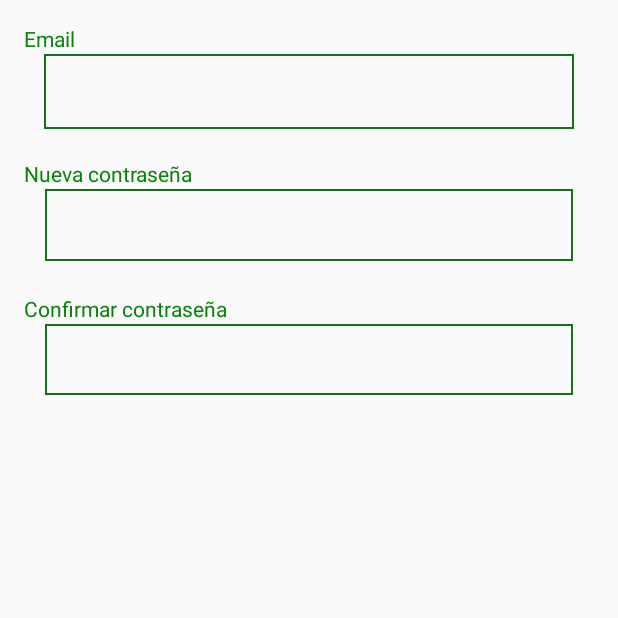
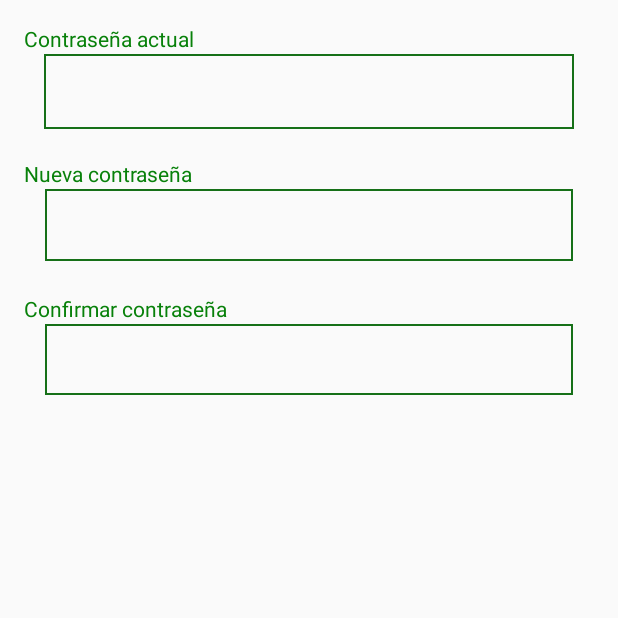
Before and after one commit to Lauract13/PAD, an Android app: the ChangePasswordActivity screen opened directly, with no data from a screen before it, after a tap on "GUARDAR CAMBIOS", on a phone screen of 412 x 824 dp, the top half of it. Run offline under Robolectric (Android 15) with nearby library versions, the phone set to English and light mode, and no system bars; our stand-ins replace Firebase (no records; nobody signed in at launch, a user with empty details on screens opened directly); Roboto replaces fonts that are not available here.

Commit message:
cambio de contraseña

```diff
--- a/SFinder/app/build.gradle
+++ b/SFinder/app/build.gradle
@@ -36,6 +36,7 @@ dependencies {
     api 'com.google.android.gms:play-services-maps:15.0.1'
     api 'com.google.android.gms:play-services-location:15.0.1'
     api 'com.google.android.gms:play-services-places:15.0.1'
+    implementation 'com.google.firebase:firebase-core:15.0.1'
     implementation 'com.google.firebase:firebase-auth:16.0.2'
     implementation 'com.google.firebase:firebase-database:16.0.1'
     implementation 'com.google.firebase:firebase-messaging:17.0.0'
--- a/SFinder/app/src/main/java/sfinder/app/ChangePasswordActivity.java
+++ b/SFinder/app/src/main/java/sfinder/app/ChangePasswordActivity.java
@@ -4,8 +4,27 @@ import android.os.Bundle;
 import android.support.v4.app.FragmentActivity;
 import android.view.View;
 
+
+
+import android.support.annotation.NonNull;
+import android.widget.EditText;
+import android.widget.Toast;
+
+
+import com.google.firebase.auth.FirebaseUser;
+import com.google.firebase.auth.FirebaseAuth;
+import com.google.firebase.auth.AuthCredential;
+import com.google.firebase.auth.EmailAuthProvider;
+
+import com.google.android.gms.tasks.OnCompleteListener;
+import com.google.android.gms.tasks.Task;
+
 public class ChangePasswordActivity extends FragmentActivity {
 
+
+    private EditText oldpassET;
+    private EditText newPassET;
+    private EditText newPassConfirmET;
     @Override
     protected void onCreate(Bundle savedInstanceState)
     {
@@ -15,6 +34,49 @@ public class ChangePasswordActivity extends FragmentActivity {
 
     public void editarInformacion(View view)
     {
+        final FirebaseUser user;
+        user = FirebaseAuth.getInstance().getCurrentUser();
+
+        final String email = user.getEmail();
+
+        oldpassET = findViewById(R.id.editPass);
+        String oldpass = oldpassET.getText().toString();
+
+        newPassET = findViewById(R.id.editContr);
+        final String newPass = newPassET.getText().toString();
+
+        newPassConfirmET = findViewById(R.id.editContrConf);
+        String newPassConfirm = newPassConfirmET.getText().toString();
+
+        AuthCredential credential = EmailAuthProvider.getCredential(email,oldpass);
+
+        if(newPassConfirm.equals( newPass)) {
+            user.reauthenticate(credential).addOnCompleteListener(new OnCompleteListener<Void>() {
+
+                public void onComplete(@NonNull Task<Void> task) {
+                    if(task.isSuccessful()){
+                        user.updatePassword(newPass).addOnCompleteListener(new OnCompleteListener<Void>() {
+                            @Override
+                            public void onComplete(@NonNull Task<Void> task) {
+                                if(!task.isSuccessful()){
+                                    Toast.makeText(ChangePasswordActivity.this,"Se ha producido un error",Toast.LENGTH_SHORT).show();
+
+                                }else {
+                                    Toast.makeText(ChangePasswordActivity.this,"La contraseña ha sido modificada",Toast.LENGTH_SHORT).show();
+
+                                }
+                            }
+                        });
+                    }else {
+                        Toast.makeText(ChangePasswordActivity.this,"Se ha producido un error en la autenticación",Toast.LENGTH_SHORT).show();
+
+                    }
+                }
+            });
+        }else {
+            Toast.makeText(ChangePasswordActivity.this,"La confirmación de la contraseña no cohincide",Toast.LENGTH_SHORT).show();
+
+        }
 
     }
 }
--- a/SFinder/app/src/main/res/layout/activity_editar_informacion.xml
+++ b/SFinder/app/src/main/res/layout/activity_editar_informacion.xml
@@ -12,14 +12,14 @@
         android:layout_height="wrap_content"
         android:layout_marginLeft="16dp"
         android:layout_marginTop="16dp"
-        android:text="Email"
+        android:text="Contraseña actual"
 
         android:textColor="#08810A"
         app:layout_constraintLeft_toLeftOf="parent"
         app:layout_constraintTop_toTopOf="parent" />
 
     <EditText
-        android:id="@+id/editEmail"
+        android:id="@+id/editPass"
         android:layout_width="353dp"
         android:layout_height="50dp"
         android:layout_marginLeft="16dp"
@@ -28,7 +28,7 @@
         android:padding="8dp"
         android:background="@drawable/container"
         android:ems="10"
-        android:inputType="textEmailAddress"
+        android:inputType="textPassword"
         app:layout_constraintLeft_toLeftOf="parent"
         android:layout_marginRight="16dp"
         app:layout_constraintRight_toRightOf="parent"
@@ -45,7 +45,7 @@
         android:text="Nueva contraseña"
         app:layout_constraintLeft_toLeftOf="parent"
         android:layout_marginTop="106dp"
-        app:layout_constraintTop_toBottomOf="@+id/editEmail" />
+         />
 
     <EditText
         android:id="@+id/editContr"
@@ -63,7 +63,7 @@
         app:layout_constraintRight_toRightOf="parent"
         app:layout_constraintHorizontal_bias="0.0"
         android:layout_marginTop="126dp"
-        app:layout_constraintTop_toBottomOf="@+id/textView3" />
+         />
 
     <TextView
         android:id="@+id/textView5"
@@ -74,7 +74,7 @@
         android:text="Confirmar contraseña"
         app:layout_constraintLeft_toLeftOf="parent"
         android:layout_marginTop="196dp"
-        app:layout_constraintTop_toBottomOf="@+id/editContr" />
+        />
 
     <EditText
         android:id="@+id/editContrConf"
@@ -92,7 +92,7 @@
         app:layout_constraintRight_toRightOf="parent"
         app:layout_constraintHorizontal_bias="0.0"
         android:layout_marginTop="216dp"
-        app:layout_constraintTop_toBottomOf="@+id/textView5" />
+        />
 
     <Button
         android:id="@+id/button2"
@@ -107,6 +107,6 @@
         android:layout_alignParentBottom="true"
         app:layout_constraintLeft_toLeftOf="parent"
         app:layout_constraintRight_toRightOf="parent"
-        app:layout_constraintTop_toBottomOf="@+id/editContrConf" />
+         />
 
 </RelativeLayout>
```
